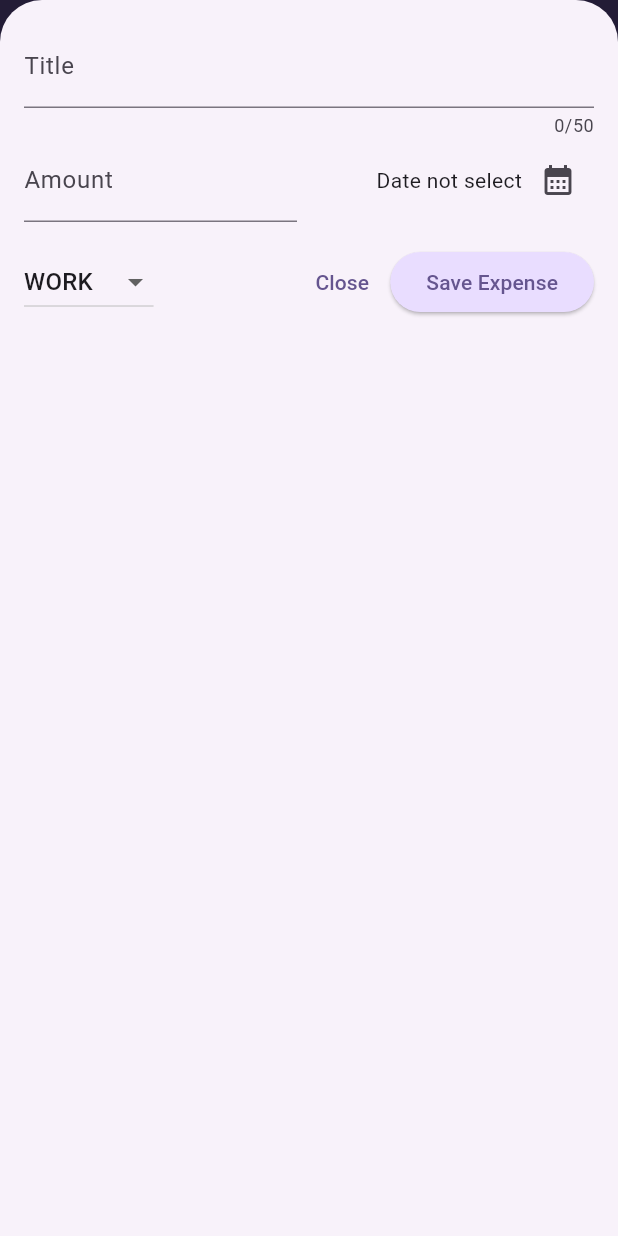
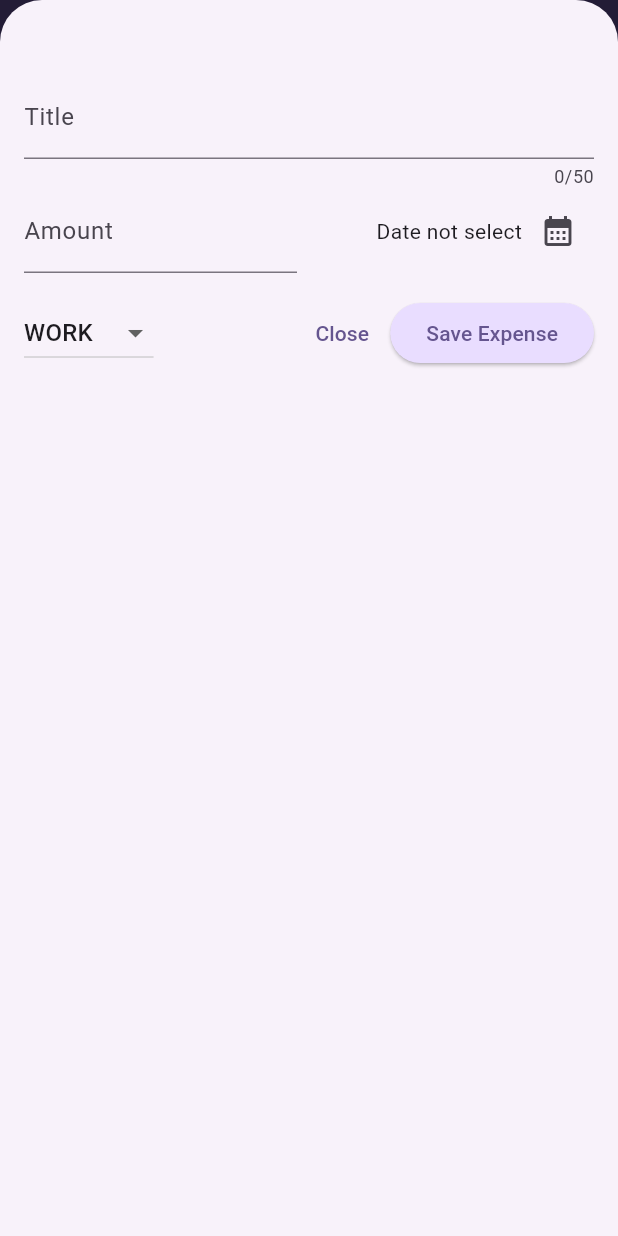
Before and after one commit to devchand4949/expense-tracker, a Flutter app: the screen it shows after launch, after a tap on the "add" icon, on a phone screen of 412 x 824 dp. Run offline on Flutter 3.47's test engine with Material 3 defaults, Android fonts, the phone set to English and light mode, and no system bars.

Commit message:
finally done my project work

```diff
--- a/lib/main.dart
+++ b/lib/main.dart
@@ -11,6 +11,7 @@ var kDarkcolorSchema = ColorScheme.fromSeed(
 
 void main() {
   runApp(MaterialApp(
+    debugShowCheckedModeBanner: false,
     //use theame when your phone is dark mode
     darkTheme: ThemeData.dark().copyWith(
         useMaterial3: true,
--- a/lib/widget/expenses.dart
+++ b/lib/widget/expenses.dart
@@ -81,6 +81,7 @@ class _ExpensesState extends State<Expenses> {
     // 2) create build method and add scaffold 3->expense screen
     return Scaffold(
       appBar: AppBar(
+        title: Text('Expense Tracker'),
         actions: [
           IconButton(
             onPressed: _openAddExpenseOverlay,
--- a/lib/widget/new_expense.dart
+++ b/lib/widget/new_expense.dart
@@ -74,7 +74,7 @@ class _NewExpenseState extends State<NewExpense> {
   @override
   Widget build(BuildContext context) {
     return Padding(
-      padding: EdgeInsets.all(16),
+      padding: EdgeInsets.symmetric(horizontal: 16,vertical: 50),
       child: Column(
         children: [
           //Title input
```
